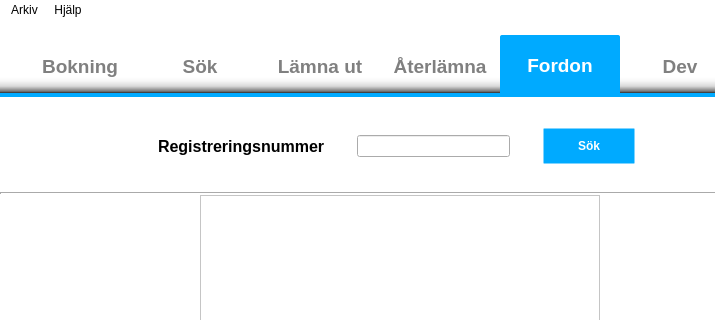
The window that trunk/gui/MainWindow.ui (nilsknacken/A3B-repo) describes before a commit, drawn with Qt 5; both pictures show x 0 to 715 and y 0 to 320 of the 800 by 600 pixel window.
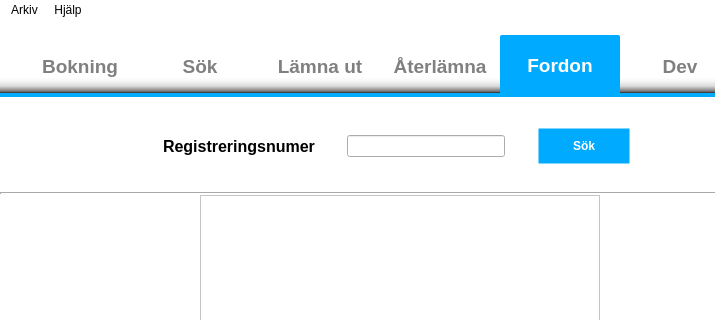
The same window after the commit. Icons and pictures are not drawn.

Diff of the .ui file:
```diff
--- a/trunk/gui/MainWindow.ui
+++ b/trunk/gui/MainWindow.ui
@@ -2760,9 +2760,6 @@
           </item>
           <item row="0" column="3">
            <widget class="QLineEdit" name="lineEditSearchP5search">
-            <property name="text">
-             <string/>
-            </property>
             <property name="maxLength">
              <number>6</number>
             </property>
@@ -2830,7 +2827,7 @@
              </font>
             </property>
             <property name="text">
-             <string>Registreringsnummer</string>
+             <string>Registreringsnumer</string>
             </property>
            </widget>
           </item>
```
Left out of the diff: 4 changed lines with no effect on the pictures.
